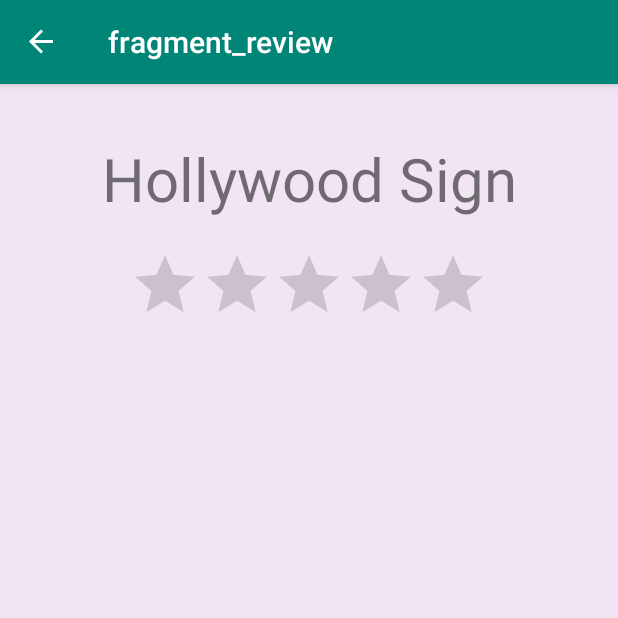
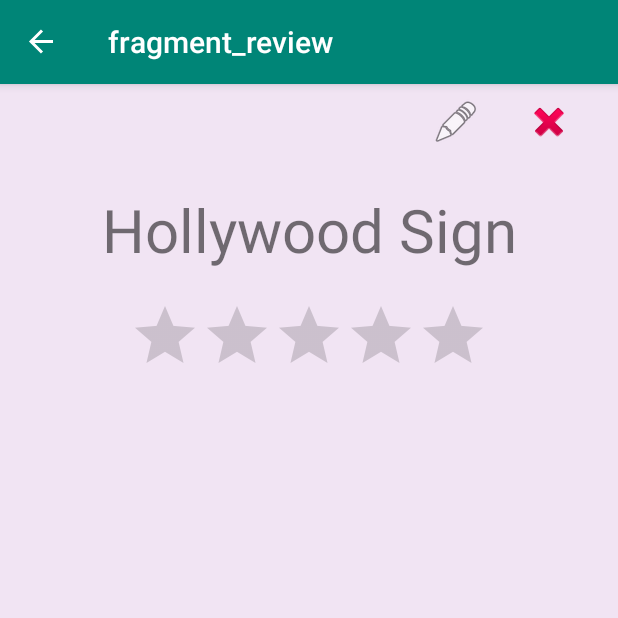
Before and after one commit to josejesusgarciajr/Travel-App, an Android app: the screen it shows after launch (MainActivity), after a tap on "LANDMARK TEST", on a phone screen of 412 x 824 dp, the top half of it. Run offline under Robolectric (Android 15) with nearby library versions, the phone set to English and light mode, and no system bars; our stand-ins replace Firebase (no records; nobody signed in at launch, a user with empty details on screens opened directly), data binding, navigation-ui; 2 statements that could not run were skipped; 2 other taps on this screen came first.

Commit message:
Edit & delete landmark functionality complete -> Need to implement validation so only landmark owners can edit & delete

```diff
--- a/TravelApp/app/src/main/java/jwest/android_class/travel_app/AddLandmarkFragment.kt
+++ b/TravelApp/app/src/main/java/jwest/android_class/travel_app/AddLandmarkFragment.kt
@@ -45,7 +45,6 @@
         ref.child(landmarkId).setValue(newLandmark).addOnCompleteListener {
             Log.d("added successfully! ", newLandmark.title)
             view?.findNavController()?.navigate(R.id.action_addLandmarkFragment_to_mapFragment)
-
         }
 
     }
--- a/TravelApp/app/src/main/java/jwest/android_class/travel_app/LandmarkFragment.kt
+++ b/TravelApp/app/src/main/java/jwest/android_class/travel_app/LandmarkFragment.kt
@@ -12,8 +12,11 @@
 import android.graphics.PorterDuff
 import android.graphics.drawable.LayerDrawable
 import android.graphics.Color
+import android.util.Log
 import android.widget.RatingBar
-
+import com.google.firebase.database.DatabaseReference
+import com.google.firebase.database.FirebaseDatabase
+import kotlinx.android.synthetic.main.fragment_edit_landmark.*
 
 
 /**
@@ -21,6 +24,8 @@
  */
 class LandmarkFragment : Fragment() {
     private lateinit var binding: FragmentLandmarkBinding
+    private lateinit var ref: DatabaseReference
+
     override fun onCreateView(
         inflater: LayoutInflater, container: ViewGroup?,
         savedInstanceState: Bundle?
@@ -36,6 +41,21 @@
 
         val ratingBar = binding.landmarkRatingInput as RatingBar
         ratingBar.rating = args.landmarkRating
+
+        binding.landmarkDeleteButton.setOnClickListener{ deleteLandmark(args.landmarkId) }
+        binding.landmarkEditButton.setOnClickListener{ view?.findNavController()?.navigate(LandmarkFragmentDirections.actionLandmarkFragmentToEditLandmarkFragment(args.landmarkId, args.landmarkTitle, args.landmarkDescription, args.landmarkRating)) }
         return binding.root
     }
+
+    private fun deleteLandmark(landmarkId : String) {
+        ref = FirebaseDatabase.getInstance().getReference("landmarks")
+        var landmark = ref.child(landmarkId)
+        landmark.removeValue()
+        Log.d("delete : ", landmarkId)
+        view?.findNavController()?.navigate(R.id.action_landmarkFragment_to_mapFragment)
+    }
+
+//    private fun editLandmark() {
+//        view?.findNavController()?.navigate(LandmarkFragmentDirections.actionLandmarkFragmentToEditLandmarkFragment)
+//    }
 }
--- a/TravelApp/app/src/main/res/layout/fragment_landmark.xml
+++ b/TravelApp/app/src/main/res/layout/fragment_landmark.xml
@@ -17,11 +17,12 @@
         tools:context=".LandmarkFragment">
 
         <!-- TODO: Update blank fragment layout -->
+
         <TextView
             android:id="@+id/landmark_title_text"
             android:layout_width="409dp"
             android:layout_height="wrap_content"
-            android:layout_marginTop="16dp"
+            android:layout_marginTop="50dp"
             android:padding="20sp"
             android:text="Hollywood Sign"
             android:textAlignment="center"
@@ -38,18 +39,18 @@
             android:layout_width="wrap_content"
             android:layout_height="wrap_content"
             android:layout_gravity="center_horizontal"
+            android:isIndicator="true"
             android:numStars="5"
             android:stepSize="0.5"
             app:layout_constraintEnd_toEndOf="parent"
             app:layout_constraintStart_toStartOf="parent"
-            app:layout_constraintTop_toBottomOf="@+id/landmark_title_text"
-            android:isIndicator="true"/>
+            app:layout_constraintTop_toBottomOf="@+id/landmark_title_text" />
 
         <ScrollView
             android:id="@+id/scrollView2"
             android:layout_width="match_parent"
             android:layout_height="match_parent"
-            android:layout_marginTop="175dp"
+            android:layout_marginTop="230dp"
             android:padding="15sp"
             app:layout_constraintTop_toTopOf="@+id/landmark_title_text">
 
@@ -71,5 +72,27 @@
             </androidx.constraintlayout.widget.ConstraintLayout>
         </ScrollView>
 
+        <ImageButton
+            android:id="@+id/landmarkDeleteButton"
+            android:layout_width="wrap_content"
+            android:layout_height="wrap_content"
+            android:layout_marginEnd="30dp"
+            android:background="#00FFFFFF"
+            app:layout_constraintBottom_toTopOf="@+id/landmark_title_text"
+            app:layout_constraintEnd_toEndOf="parent"
+            app:layout_constraintTop_toTopOf="parent"
+            app:srcCompat="@android:drawable/ic_delete" />
+
+        <ImageButton
+            android:id="@+id/landmarkEditButton"
+            android:layout_width="wrap_content"
+            android:layout_height="wrap_content"
+            android:layout_marginEnd="30dp"
+            android:background="#00FFFFFF"
+            app:layout_constraintBottom_toTopOf="@+id/landmark_title_text"
+            app:layout_constraintEnd_toStartOf="@+id/landmarkDeleteButton"
+            app:layout_constraintTop_toTopOf="parent"
+            app:srcCompat="@android:drawable/ic_menu_edit" />
+
     </androidx.constraintlayout.widget.ConstraintLayout>
 </layout>
--- a/TravelApp/app/src/main/res/navigation/navigation.xml
+++ b/TravelApp/app/src/main/res/navigation/navigation.xml
@@ -59,6 +59,15 @@
         <argument
             android:name="landmarkId"
             app:argType="string" />
+        <action
+            android:id="@+id/action_landmarkFragment_to_mapFragment"
+            app:destination="@id/mapFragment"
+            app:popUpTo="@+id/mapFragment" />
+        <action
+            android:id="@+id/action_landmarkFragment_to_editLandmarkFragment"
+            app:destination="@id/editLandmarkFragment"
+            app:popUpTo="@+id/landmarkFragment"
+            app:popUpToInclusive="true" />
     </fragment>
     <fragment
         android:id="@+id/addLandmarkFragment"
@@ -82,6 +91,27 @@
         android:name="jwest.android_class.travel_app.reviewFragment"
         android:label="fragment_review"
         tools:layout="@layout/fragment_review" />
+    <fragment
+        android:id="@+id/editLandmarkFragment"
+        android:name="jwest.android_class.travel_app.EditLandmarkFragment"
+        android:label="Edit Landmark"
+        tools:layout="@layout/fragment_edit_landmark" >
+        <argument
+            android:name="landmarkId"
+            app:argType="string" />
+        <action
+            android:id="@+id/action_editLandmarkFragment_to_landmarkFragment"
+            app:destination="@id/landmarkFragment"
+            app:popUpTo="@+id/editLandmarkFragment"
+            app:popUpToInclusive="true" />
+        <argument
+            android:name="landmarkTitle"
+            app:argType="string" />
+        <argument android:name="landmarkDescription" />
+        <argument
+            android:name="landmarkRating"
+            app:argType="float" />
+    </fragment>
 
 
     <!-- LOG IN FRAGMENT -->
```
Also changed, not shown: TravelApp/app/src/main/java/jwest/android_class/travel_app/EditLandmarkFragment.kt (added, +51 -0 lines), TravelApp/app/src/main/res/layout/fragment_edit_landmark.xml (added, +87 -0 lines), 4 other files.
